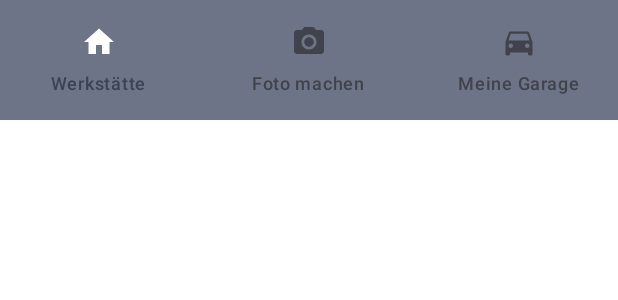
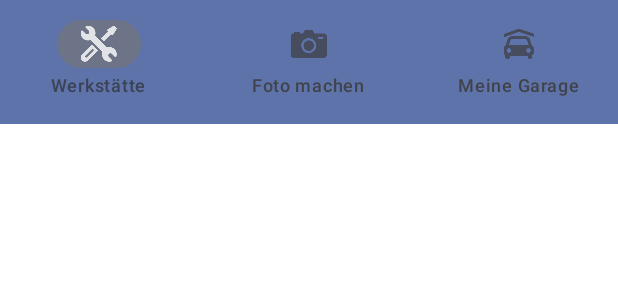
Before and after one commit to ericweres/AutoCheck, an Android app built with Jetpack Compose: the @Preview function BottomNavigationBarPreview, on a phone screen of 412 x 824 dp. Shown: the top 300 px of the screen. Run offline under Robolectric (Android 15) with nearby library versions, the phone set to English and light mode, and no system bars.

Commit message:
alle Icons die in Autocheck verwendet werden

```diff
--- a/app/build.gradle.kts
+++ b/app/build.gradle.kts
@@ -61,7 +61,7 @@ dependencies {
     implementation("androidx.compose.material3:material3")
     implementation("androidx.constraintlayout:constraintlayout-compose:1.0.1")
     implementation("androidx.compose.material:material-icons-extended:1.5.4")
-    implementation("androidx.navigation:navigation-compose:2.7.5")
+    implementation("androidx.navigation:navigation-compose:2.7.6")
     testImplementation("junit:junit:4.13.2")
     androidTestImplementation("androidx.test.ext:junit:1.1.5")
     androidTestImplementation("androidx.test.espresso:espresso-core:3.5.1")
--- a/app/src/main/java/com/autocheck/nav/BottomNavigationBar.kt
+++ b/app/src/main/java/com/autocheck/nav/BottomNavigationBar.kt
@@ -1,11 +1,8 @@
 package com.autocheck.nav
 
-import androidx.compose.material.icons.Icons
-import androidx.compose.material.icons.filled.AccountCircle
-import androidx.compose.material.icons.filled.DirectionsCar
-import androidx.compose.material.icons.filled.Home
-import androidx.compose.material.icons.filled.PhotoCamera
-import androidx.compose.material.icons.filled.Spa
+import androidx.compose.foundation.layout.fillMaxWidth
+import androidx.compose.foundation.layout.height
+import androidx.compose.foundation.layout.padding
 import androidx.compose.material3.Icon
 import androidx.compose.material3.MaterialTheme
 import androidx.compose.material3.NavigationBar
@@ -13,22 +10,43 @@ import androidx.compose.material3.NavigationBarItem
 import androidx.compose.material3.Text
 import androidx.compose.runtime.Composable
 import androidx.compose.ui.Modifier
-import androidx.compose.ui.res.stringResource
+import androidx.compose.ui.platform.LocalConfiguration
+import androidx.compose.ui.res.painterResource
 import androidx.compose.ui.tooling.preview.Preview
+import androidx.compose.ui.unit.dp
 import com.autocheck.R
 import com.autocheck.ui.theme.AutoCheckTheme
 
+@Preview
+@Composable
+fun BottomNavigationBarPreview() {
+    AutoCheckTheme {
+        BottomNavigationBar()
+    }
+}
+
 @Composable
 fun BottomNavigationBar(modifier: Modifier = Modifier) {
+    // Get screen height
+    val screenHeight = LocalConfiguration.current.screenHeightDp.dp
+    // Calculate 10% of screen height
+    val navBarHeight = screenHeight * 0.1f
+
+    // Apply height and fillMaxWidth to the modifier
+    val updatedModifier = modifier
+        .height(navBarHeight)
+        .fillMaxWidth()
+
     NavigationBar(
-        containerColor = MaterialTheme.colorScheme.secondaryContainer,
-        modifier = modifier
-    ) {
+        containerColor = MaterialTheme.colorScheme.primaryContainer,
+        modifier = updatedModifier
+    )
+    {
         NavigationBarItem(
             icon = {
                 Icon(
-                    imageVector = Icons.Default.Home,
-                    contentDescription = null
+                    painter = painterResource(id = R.drawable.ic_werkstatt),
+                    contentDescription = null,
                 )
             },
             label = {
@@ -40,7 +58,7 @@ fun BottomNavigationBar(modifier: Modifier = Modifier) {
         NavigationBarItem(
             icon = {
                 Icon(
-                    imageVector = Icons.Default.PhotoCamera,
+                    painter = painterResource(id = R.drawable.ic_camera),
                     contentDescription = null
                 )
             },
@@ -50,10 +68,11 @@ fun BottomNavigationBar(modifier: Modifier = Modifier) {
             selected = false,
             onClick = {}
         )
+
         NavigationBarItem(
             icon = {
                 Icon(
-                    imageVector = Icons.Default.DirectionsCar,
+                    painter = painterResource(id = R.drawable.ic_garage),
                     contentDescription = null
                 )
             },
@@ -65,11 +84,3 @@ fun BottomNavigationBar(modifier: Modifier = Modifier) {
         )
     }
 }
-
-@Preview
-@Composable
-fun BottomNavigationBarPreview() {
-    AutoCheckTheme {
-        BottomNavigationBar()
-    }
-}
--- a/app/src/main/java/com/autocheck/ui/theme/Color.kt
+++ b/app/src/main/java/com/autocheck/ui/theme/Color.kt
@@ -2,10 +2,10 @@ package com.autocheck.ui.theme
 
 import androidx.compose.ui.graphics.Color
 
-val Purple80 = Color(0xFFD0BCFF)
-val PurpleGrey80 = Color(0xFFCCC2DC)
-val Pink80 = Color(0xFFEFB8C8)
+val Purple80 = Color(0xFF003C44)
+val PurpleGrey80 = Color(0xFF012724)
+val Pink80 = Color(0xFF078797)
 
-val Purple40 = Color(0xFF6650a4)
-val PurpleGrey40 = Color(0xFF625b71)
-val Pink40 = Color(0xFF7D5260)
+val Purple40 = Color(0xFF20E9D8)
+val PurpleGrey40 = Color(0xFF8FFFF5)
+val Pink40 = Color(0xFF4CB0FF)
```
Also changed, not shown: app/src/main/java/com/autocheck/ui/home/HomeScreen.kt (renamed from app/src/main/java/com/autocheck/ui/auth/HomeScreen.kt).
